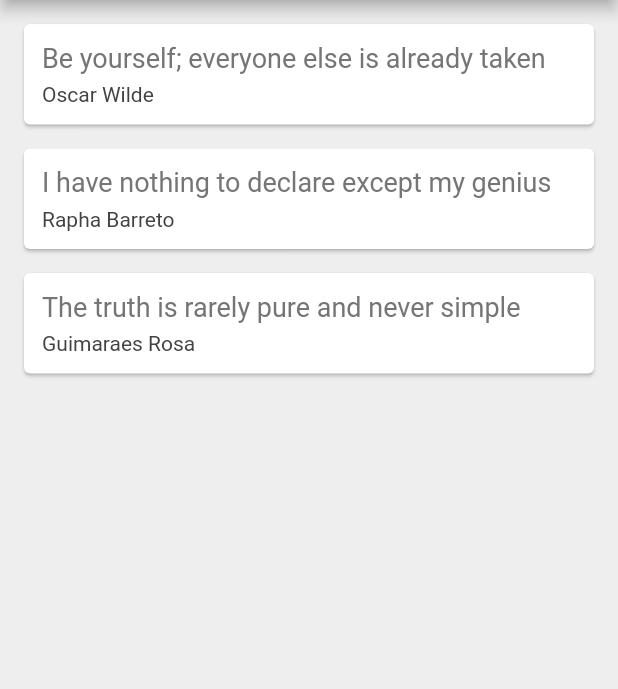
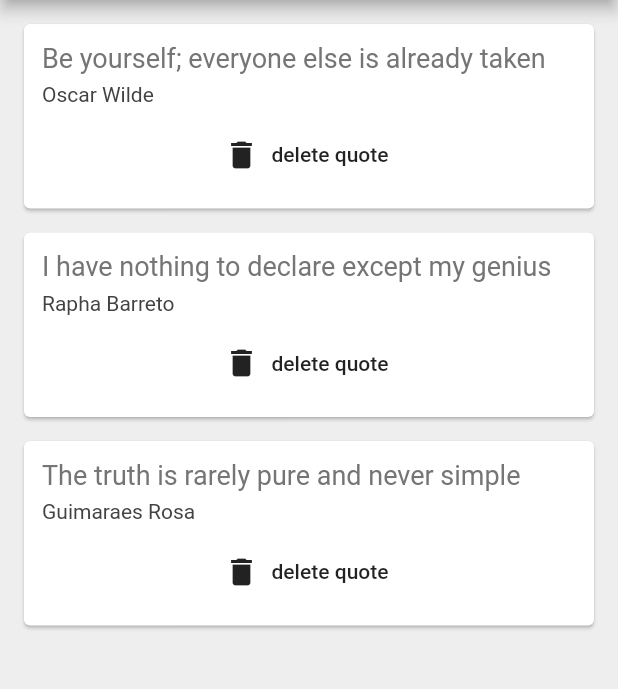
Before and after one commit to raphabarreto/flutter-apps, a Flutter app: the screen it shows after launch, on a phone screen of 412 x 824 dp, the part 84-773 px from its top. Run offline on Flutter 3.47's test engine with Material 2 defaults, Android fonts, the phone set to English and light mode, and no system bars.

Commit message:
Flutter Tutorial for Beginners #21 - Functions as Parameters

```diff
--- a/lib/main.dart
+++ b/lib/main.dart
@@ -29,7 +29,14 @@ class _QuoteListState extends State<QuoteList> {
         backgroundColor: Colors.redAccent,
       ),
       body: Column(
-        children: quotes.map((quote) => QuoteCard(quote: quote)).toList(),
+        children: quotes.map((quote) => QuoteCard(
+         quote: quote,
+          delete: () {
+           setState(() {
+             quotes.remove(quote);
+           });
+          }
+        )).toList(),
       ),
     );
   }
--- a/lib/quote_card.dart
+++ b/lib/quote_card.dart
@@ -4,7 +4,8 @@ import 'quote.dart';
 class QuoteCard extends StatelessWidget {
 
   final Quote quote;
-  QuoteCard({ this.quote });
+  final Function delete;
+  QuoteCard({ this.quote, this.delete });
 
 
   @override
@@ -30,6 +31,12 @@ class QuoteCard extends StatelessWidget {
                   fontSize: 14.0,
                   color: Colors.grey[800]
               ),
+            ),
+            SizedBox(height: 8.0),
+            FlatButton.icon(
+              onPressed: delete,
+              label: Text('delete quote'),
+              icon: Icon(Icons.delete),
             )
           ],
         ),
```
